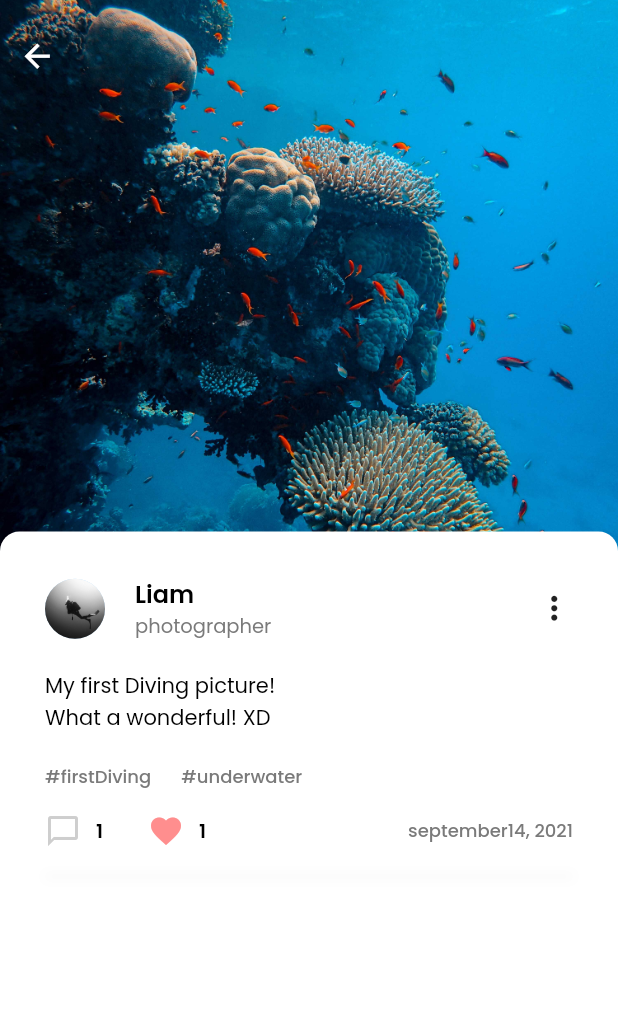
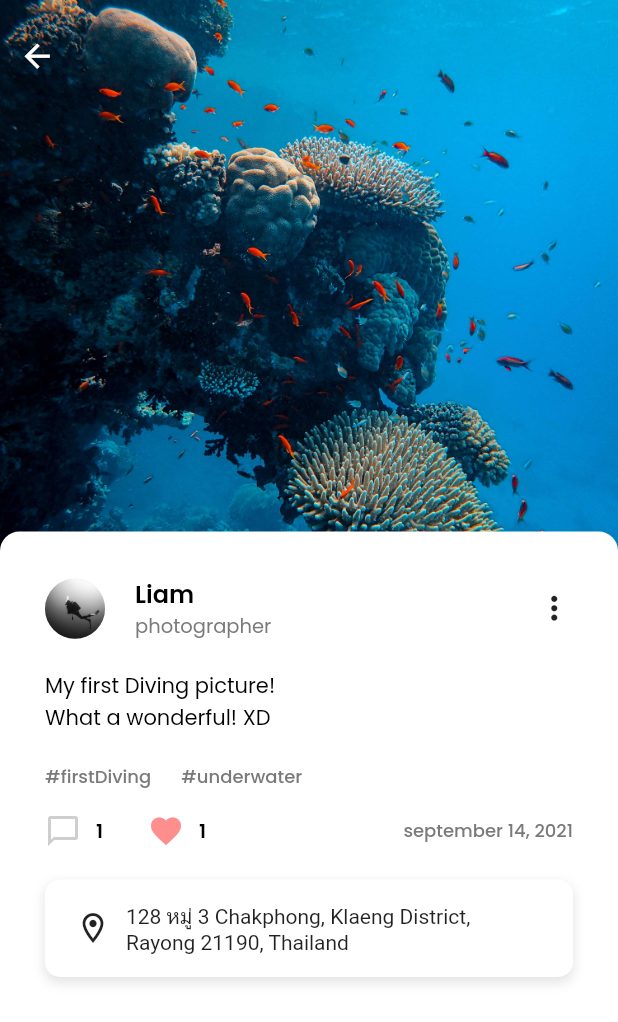
Before and after one commit to mououkouou/flutterSocialApplication, a Flutter app: the screen it shows once a user with an empty profile is signed in, after a tap on "Liam", on a phone screen of 412 x 824 dp. Shown: the top 1022 px of the screen. Run offline on Flutter 3.47's test engine with Material 2 defaults, Android fonts, the phone set to English and light mode, and no system bars; our stand-ins replace firebase_auth, flutter_signin_button, get, google_fonts, google_sign_in, image_picker; accounts and stored records are empty; network calls fail.

Commit message:
[추가] 메인페이지 gps 위젯

```diff
--- a/lib/Layout/boxWidgetComponent.dart
+++ b/lib/Layout/boxWidgetComponent.dart
@@ -56,7 +56,7 @@ Container buildBackgroundBox({Widget widget,EdgeInsets padding, EdgeInsets margi
   );
 }
 
-Container smallFillBox(Widget text,{double width, double height,Color color = whiteColor})
+Container smallFillBox(Widget text,{double width, double height, Color color = whiteColor})
 {
   return Container
   (
@@ -65,9 +65,9 @@ Container smallFillBox(Widget text,{double width, double height,Color color = wh
     decoration: BoxDecoration
     (
       color: color,
-      borderRadius: BorderRadius.all(Radius.circular(13))
+      borderRadius: BorderRadius.all(Radius.circular(12))
     ),
-    child: Center(child: text),
+    child: text,
   );
 }
 
--- a/lib/Layout/postComponent.dart
+++ b/lib/Layout/postComponent.dart
@@ -1,18 +1,46 @@
 import 'package:DiveSocialApp/themeData.dart';
 import 'package:flutter/material.dart';
 
-Widget displayPostPicture(
-  {width = double.infinity, height=200, AssetImage image}
-){
+import 'boxWidgetComponent.dart';
+
+Widget displayPostPicture(String location, AssetImage image,)
+{
   return
+    Stack(
+      alignment: Alignment.bottomLeft,
+      children:
+      [
         ClipRRect(
           borderRadius: BorderRadius.circular(4.0),
-      child: Image(
+          child:
+            Image(
             width: double.infinity,
             height: 200,
             image: image,
             fit: BoxFit.cover,
             ),
+        ),
+        Padding(
+          padding: EdgeInsets.only(left:20, bottom:20),
+          child:
+            smallFillBox(
+            Container(
+              padding: EdgeInsets.fromLTRB(10, 5, 10, 5),
+              child:
+                Row(
+                  mainAxisSize: MainAxisSize.min,
+                    children:
+                    [
+                      Icon(Icons.location_on_outlined, color: whiteColor,),
+                      SizedBox(width: 5),
+                      settingText(location, size:12, color: whiteColor),
+                    ],
+                ),
+            ),
+            color:defaultColor.withOpacity(0.7),
+            ),
+        )
+      ],
     );
 }
 Widget buildTitle(String title){
@@ -22,3 +50,22 @@ Widget buildTitle(String title){
 Widget buildSubTitle(String title){
   return Text(title, style: subTextStyle(defaultColor),);
 }
+
+Widget buildGpsWidget(String location){
+  return buildBox(
+    boxDecoration:
+      boxDecoration(borderRadius: 10.0, boxShadow: boxShadow()),
+      widget: Container(
+        width: double.infinity,
+        padding: EdgeInsets.fromLTRB(20, 15, 20, 15),
+        child: Row(
+          children:
+          [
+            Icon(Icons.location_on_outlined),
+            SizedBox(width:10),
+            Expanded(child: Text(location)),
+          ]
+        )
+      ),
+  );
+}
--- a/lib/Layout/profileComponent.dart
+++ b/lib/Layout/profileComponent.dart
@@ -30,12 +30,12 @@ Column profileComponent(AssetImage image,
 }
 
 Widget profileName(
-  Widget profile, String name, String job
+  AssetImage assetImage, String name, String job
 ) {
   return
     Row(
       children: [
-        profile,
+        profileComponent(assetImage, size: 40),
         SizedBox(width: 20),
         Column(
           crossAxisAlignment: CrossAxisAlignment.start,
--- a/lib/Views/homePage.dart
+++ b/lib/Views/homePage.dart
@@ -98,23 +98,11 @@ class HomePage extends StatelessWidget {
           Column(
             crossAxisAlignment: CrossAxisAlignment.start,
             children: [
-              Row(
-                children: [
-                  profileComponent(AssetImage('assets/diver.jpg'),size: 40,),
-                  SizedBox(width: 20),
-                  Column(
-                    crossAxisAlignment: CrossAxisAlignment.start,
-                    children: [
-                      settingText('Liam', size: 16, weight: FontWeight.w600, align: TextAlign.start),
-                      settingText('photographer', size: 13, color: greyColor, align: TextAlign.start)
-                    ],
-                  )
-                ],
-              ),
+              profileName(AssetImage('assets/diver.jpg'), "Liam", "photographer"),
               SizedBox(height: 20),
               settingText("My first Diving picture!\nWhat a wonderful! XD"),
               SizedBox(height: 10),
-              displayPostPicture(image:AssetImage('assets/postSampleImage2.jpg')),
+              displayPostPicture("Thailand", AssetImage('assets/postSampleImage2.jpg')),
               SizedBox(height: 20),
               Wrap(
                 spacing: 20,
@@ -150,7 +138,7 @@ class HomePage extends StatelessWidget {
                       ),
                     ],
                   ),
-                  settingText("september14, 2021", size: 12, color: greyColor, weight: FontWeight.w500),
+                  settingText("september 14, 2021", size: 12, color: greyColor, weight: FontWeight.w500),
                 ],
               )
             ],
--- a/lib/Views/postPage.dart
+++ b/lib/Views/postPage.dart
@@ -1,4 +1,5 @@
 import 'package:DiveSocialApp/Layout/boxWidgetComponent.dart';
+import 'package:DiveSocialApp/Layout/postComponent.dart';
 import 'package:DiveSocialApp/Layout/profileComponent.dart';
 import 'package:flutter/material.dart';
 import 'package:google_fonts/google_fonts.dart';
@@ -31,8 +32,9 @@ class PostPage extends StatelessWidget {
     return Stack(
       children:
       [
-        GestureDetector(
+        InkWell(
           onTap: () {
+
             _showDetail.value = true;
           },
           child:
@@ -57,19 +59,7 @@ class PostPage extends StatelessWidget {
                   Row(
                     mainAxisAlignment: MainAxisAlignment.spaceBetween,
                     children: [
-                      Row(
-                        children: [
-                          profileComponent(AssetImage('assets/diver.jpg'), size: 40),
-                          SizedBox(width: 20),
-                          Column(
-                            crossAxisAlignment: CrossAxisAlignment.start,
-                            children: [
-                              settingText('Liam', size: 16, weight: FontWeight.w600, align: TextAlign.start),
-                              settingText('photographer', size: 13, color: greyColor, align: TextAlign.start)
-                            ],
-                          )
-                        ],
-                      ),
+                      profileName(AssetImage('assets/diver.jpg'), "Liam", "photographer"),
                       GestureDetector(
                         onTap: (){
                           _showMenu.value = true;
@@ -115,20 +105,15 @@ class PostPage extends StatelessWidget {
                           ),
                         ],
                       ),
-                      settingText("september14, 2021", size: 12, color: greyColor, weight: FontWeight.w500),
+                      settingText("september 14, 2021", size: 12, color: greyColor, weight: FontWeight.w500),
                     ],
                   ),
-                  SizedBox(height: 15),
+                  SizedBox(height: 20),
                   Center(
                     child:
-                      buildBox(
-                        boxDecoration:
-                          boxDecoration(borderRadius: 20.0, boxShadow: boxShadow()),
-                        // widget:
-                        //   Row,
-                      ),
+                      buildGpsWidget("128 หมู่ 3 Chakphong, Klaeng District, Rayong 21190, Thailand")
                   ),
-                  SizedBox(height:500),
+                  SizedBox(height:300),
                 ],
               ),
             ),
--- a/lib/Views/searchPage.dart
+++ b/lib/Views/searchPage.dart
@@ -1,4 +1,5 @@
 import 'package:DiveSocialApp/Layout/boxWidgetComponent.dart';
+import 'package:DiveSocialApp/Layout/commonComponent.dart';
 import 'package:DiveSocialApp/themeData.dart';
 import 'package:flutter/material.dart';
 import 'package:get/get.dart';
@@ -14,8 +15,13 @@ class SearchPage extends StatelessWidget {
   @override
   Widget build(BuildContext context) {
     return Scaffold(
-      body: Obx(()=>
-        texting.value? _buildSearchTrue(context) : _buildSearchFalse(context)
+      body:
+        keyboardDown(
+          context: context,
+          child:
+            Obx(()=>
+            texting.value? _buildSearchTrue(context) : _buildSearchFalse(context)
+        ),
       ) ,
     );
   }
```
Lines whose indentation alone changed are shown as unchanged.
